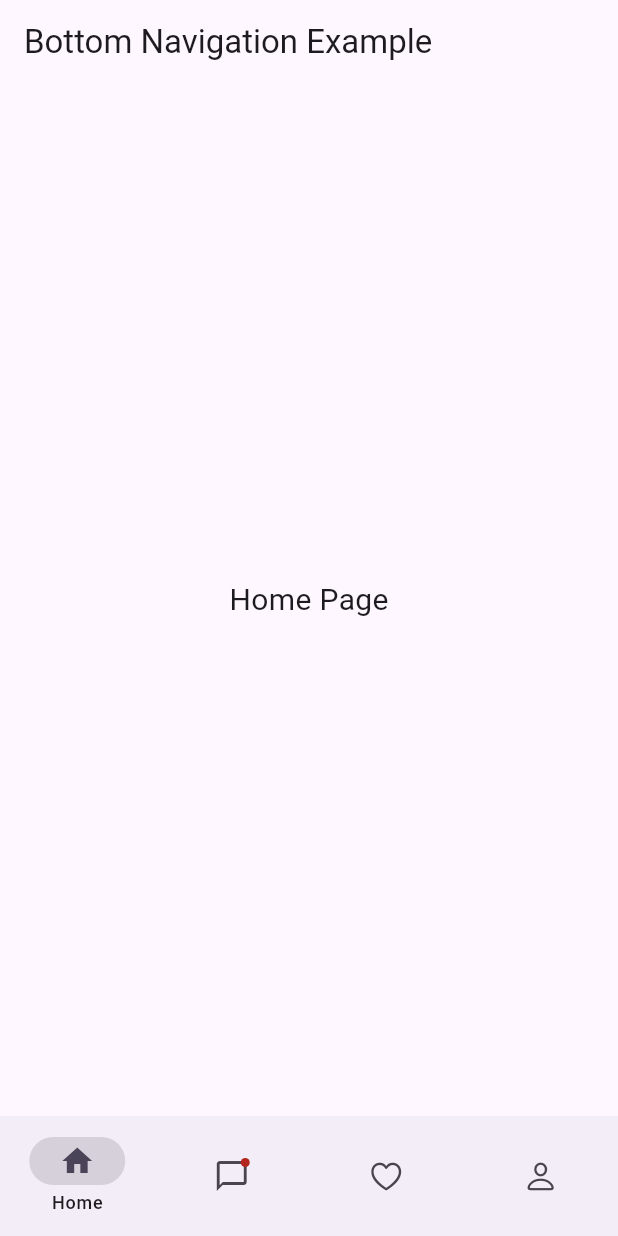
After one commit to Zimil-Patel/adv_flutter_ch2, a Flutter app: the NavigationBars screen opened directly, on a phone screen of 412 x 824 dp. The commit adds this screen. Run offline on Flutter 3.47's test engine with Material 3 defaults, Android fonts, the phone set to English and light mode, and no system bars; our stand-ins replace blurrycontainer.

Commit message:
19-05-2024

```diff
--- /dev/null
+++ b/lib/bottom navigation/provider/navigation_provider.dart
@@ -0,0 +1,10 @@
+import 'package:flutter/material.dart';
+
+class NavigationProvider extends ChangeNotifier {
+  int destinationIndex = 0;
+
+  void setIndex(int value) {
+    destinationIndex = value;
+    notifyListeners();
+  }
+}
--- /dev/null
+++ b/lib/bottom navigation/view/bottom_navigation_screen.dart
@@ -0,0 +1,16 @@
+import 'package:adv_flutter_ch2/bottom%20navigation/view/components/navigation_bar.dart';
+import 'package:flutter/material.dart';
+
+class BottomNavigationScreen extends StatelessWidget {
+  const BottomNavigationScreen({super.key});
+
+  @override
+  Widget build(BuildContext context) {
+    return MaterialApp(
+      debugShowCheckedModeBanner: false,
+      theme: ThemeData.light(),
+      themeMode: ThemeMode.light,
+      home: const NavigationBars(),
+    );
+  }
+}
--- /dev/null
+++ b/lib/bottom navigation/view/components/navigation_bar.dart
@@ -0,0 +1,84 @@
+import 'package:adv_flutter_ch2/bottom%20navigation/provider/navigation_provider.dart';
+import 'package:flutter/cupertino.dart';
+import 'package:flutter/material.dart';
+import 'package:provider/provider.dart';
+
+class NavigationBars extends StatelessWidget {
+  const NavigationBars({super.key});
+
+  @override
+  Widget build(BuildContext context) {
+    return Scaffold(
+      appBar: AppBar(
+        title: const Text('Bottom Navigation Example'),
+      ),
+      bottomNavigationBar: NavigationBar(
+        indicatorColor: Colors.black12,
+        labelBehavior: NavigationDestinationLabelBehavior.onlyShowSelected,
+        selectedIndex: Provider.of<NavigationProvider>(context, listen: true)
+            .destinationIndex,
+        onDestinationSelected: (value) =>
+            Provider.of<NavigationProvider>(context, listen: false)
+                .setIndex(value),
+        destinations: const [
+          NavigationDestination(
+            selectedIcon: Icon(Icons.home),
+            icon: Icon(Icons.home_outlined),
+            label: 'Home',
+          ),
+          NavigationDestination(
+            selectedIcon: Icon(Icons.messenger),
+            icon: Badge(
+              child: Icon(Icons.messenger_outline),
+            ),
+            label: 'Messages',
+          ),
+          NavigationDestination(
+            selectedIcon: Icon(CupertinoIcons.heart_fill),
+            icon: Icon(CupertinoIcons.heart),
+            label: 'Like',
+          ),
+          NavigationDestination(
+            selectedIcon: Icon(CupertinoIcons.person_fill),
+            icon: Icon(CupertinoIcons.person),
+            label: 'Profile',
+          ),
+        ],
+      ),
+      body: <Widget>[
+        const AddPage(
+          name: 'Home Page',
+        ),
+        AddPage(
+          name: 'Chats',
+        ),
+        AddPage(
+          name: 'Like',
+        ),
+        AddPage(
+          name: 'Profile',
+        ),
+      ][Provider.of<NavigationProvider>(context, listen: true)
+          .destinationIndex],
+    );
+  }
+}
+
+class AddPage extends StatelessWidget {
+  const AddPage({
+    super.key,
+    required this.name,
+  });
+
+  final String name;
+
+  @override
+  Widget build(BuildContext context) {
+    return Center(
+      child: Text(
+        name,
+        style: const TextStyle(fontSize: 20),
+      ),
+    );
+  }
+}
--- a/lib/global app list/utils/app_list.dart
+++ b/lib/global app list/utils/app_list.dart
@@ -1,3 +1,4 @@
+import 'package:adv_flutter_ch2/bottom%20navigation/view/bottom_navigation_screen.dart';
 import 'package:adv_flutter_ch2/cupertino%20action%20sheet/view/cupertino_action_sheet.dart';
 import 'package:adv_flutter_ch2/cupertino%20list%20enhanced/view/list_enchanced.dart';
 import 'package:adv_flutter_ch2/cupertino%20segement%20control/view/segment_screen.dart';
@@ -14,7 +15,6 @@ import 'package:adv_flutter_ch2/date%20&%20time%20picker%20&%20dialog%20box/scre
 import 'package:adv_flutter_ch2/global%20app%20list/screens/model/app_list_model.dart';
 import 'package:adv_flutter_ch2/platform%20class%20example/platform.dart';
 import 'package:adv_flutter_ch2/platform%20converter/platform_converter.dart';
-import 'package:flutter/cupertino.dart';
 
 List<AppModel> appList = [
   AppModel(
@@ -77,4 +77,8 @@ List<AppModel> appList = [
     title: '2.5.2:  Cupertino Action Sheet Two',
     widget: const CupertinoActionSheetExampleTwo(),
   ),
+  AppModel(
+    title: '2.6.2:  Bottom Navigation Bar',
+    widget: const BottomNavigationScreen(),
+  ),
 ];
--- a/lib/main.dart
+++ b/lib/main.dart
@@ -1,3 +1,4 @@
+import 'package:adv_flutter_ch2/bottom%20navigation/provider/navigation_provider.dart';
 import 'package:adv_flutter_ch2/cupertino%20action%20sheet/provider/cupertino_action_sheet_provider.dart';
 import 'package:adv_flutter_ch2/cupertino%20segement%20control/provider/segment_provider.dart';
 import 'package:adv_flutter_ch2/cupertino%20slider/provider/slider_provider.dart';
@@ -65,6 +66,9 @@ void main() {
     ChangeNotifierProvider(
       create: (context) => CupertinoActionSheetProviderTwo(),
     ),
+    ChangeNotifierProvider(
+      create: (context) => NavigationProvider(),
+    ),
   ], child: const MainApp()));
 }
 
```
Also changed, not shown: snaps/2.6/2.6.2/img1.png (added), snaps/2.6/2.6.2/img2.png (added), snaps/2.6/2.6.2/img3.png (added), snaps/2.6/2.6.2/img4.png (added).
